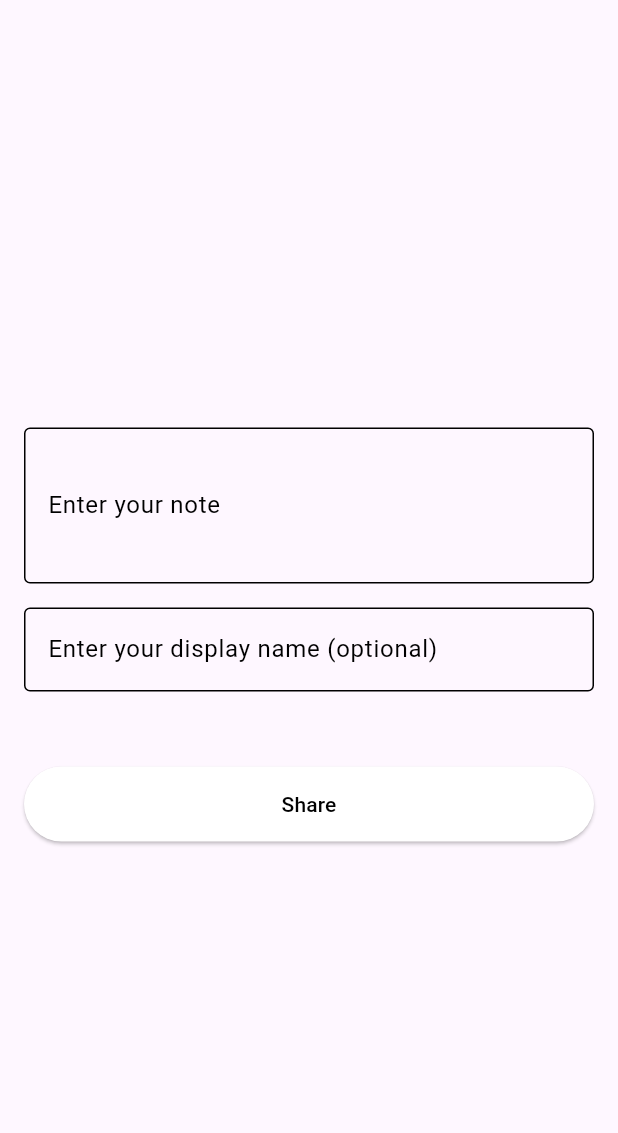
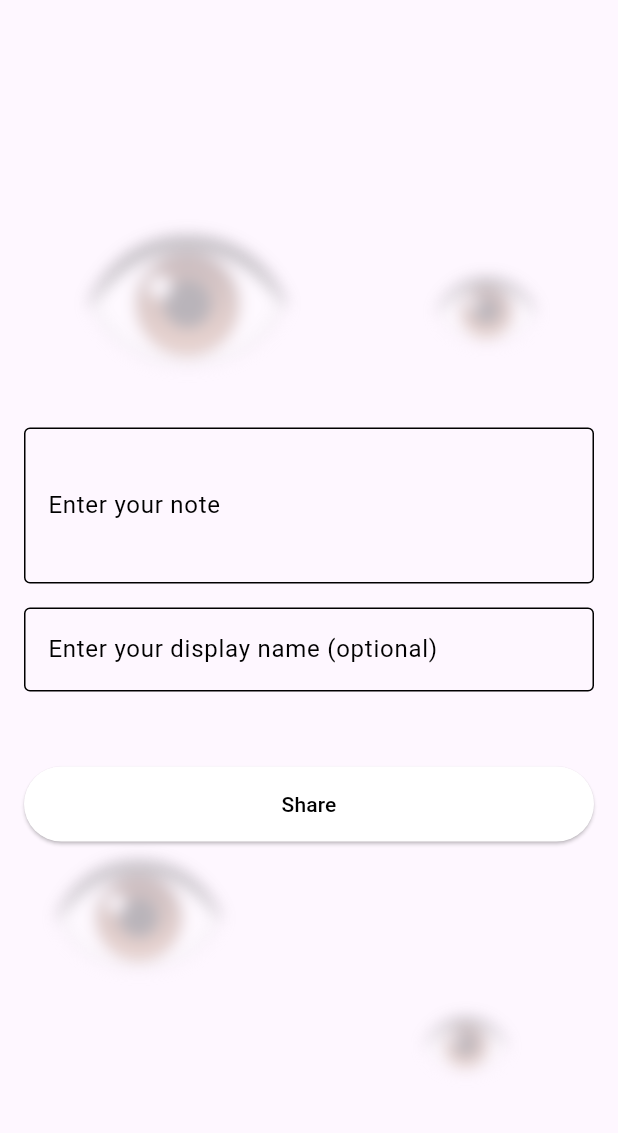
Before and after one commit to untreu2/anonstr-mobile, a Flutter app: the screen it shows after launch, on a phone screen of 412 x 824 dp, the part 63-1196 px from its top. Run offline on Flutter 3.47's test engine with Material 3 defaults, Android fonts, the light colour scheme and no system bars; missing offline and left inert: nostr_tools.

Commit message:
UI Update 👁️

```diff
--- a/anonstr/lib/main.dart
+++ b/anonstr/lib/main.dart
@@ -2,6 +2,7 @@ import 'dart:convert';
 import 'package:flutter/material.dart';
 import 'package:flutter/services.dart';
 import 'package:nostr_tools/nostr_tools.dart';
+import 'dart:ui';
 
 void main() {
   runApp(Anonstr());
@@ -271,6 +272,47 @@ class _NostrHomePageState extends State<NostrHomePage> {
       body: Stack(
         children: [
           Positioned.fill(
+            child: ImageFiltered(
+              imageFilter: ImageFilter.blur(sigmaX: 5, sigmaY: 5),
+              child: Stack(
+                children: [
+                  Positioned(
+                    left: 50,
+                    top: 100,
+                    child: Text(
+                      '👁️',
+                      style: TextStyle(fontSize: 120, color: Colors.grey.withOpacity(0.3)),
+                    ),
+                  ),
+                  Positioned(
+                    right: 50,
+                    top: 150,
+                    child: Text(
+                      '👁️',
+                      style: TextStyle(fontSize: 60, color: Colors.grey.withOpacity(0.3)),
+                    ),
+                  ),
+                  Positioned(
+                    left: 30,
+                    bottom: 100,
+                    child: Text(
+                      '👁️',
+                      style: TextStyle(fontSize: 100, color: Colors.grey.withOpacity(0.3)),
+                    ),
+                  ),
+                  Positioned(
+                    right: 70,
+                    bottom: 50,
+                    child: Text(
+                      '👁️',
+                      style: TextStyle(fontSize: 50, color: Colors.grey.withOpacity(0.3)),
+                    ),
+                  ),
+                ],
+              ),
+            ),
+          ),
+          Positioned.fill(
             child: Center(
               child: Padding(
                 padding: const EdgeInsets.all(16.0),
```
